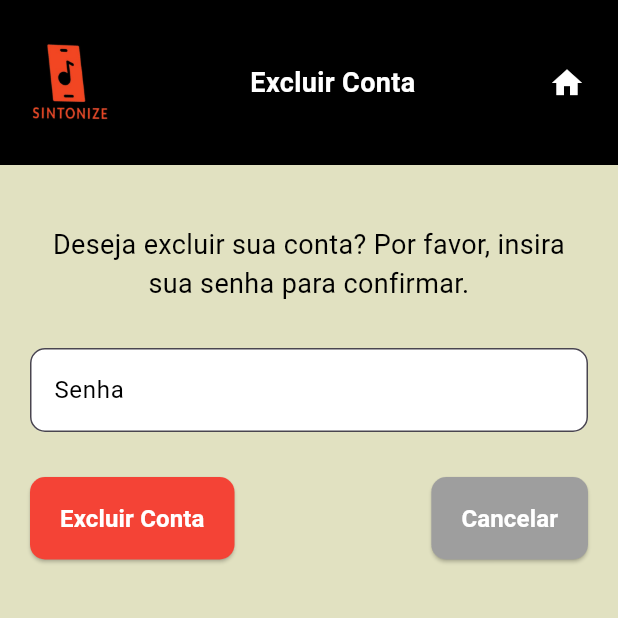
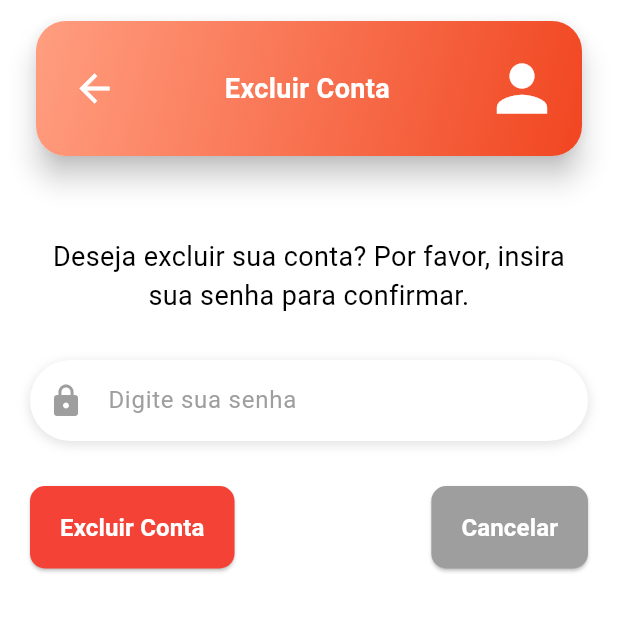
Before and after one commit to MarcosNeto14/Sintonize, a Flutter app: the ExcluirContaScreen screen opened directly, on a phone screen of 412 x 824 dp, the top half of it. Run offline on Flutter 3.47's test engine with Material 3 defaults, Android fonts, the phone set to English and light mode, and no system bars; our stand-ins replace cloud_firestore, firebase_auth, firebase_core, google_maps_flutter; accounts and stored records are empty; Roboto replaces fonts that are missing (Piazzolla, Poppins).

Commit message:
visual excluir conta

```diff
--- a/lib/excluir-conta.dart
+++ b/lib/excluir-conta.dart
@@ -1,7 +1,7 @@
 import 'package:firebase_auth/firebase_auth.dart';
 import 'package:flutter/material.dart';
-import 'main.dart'; // Sua tela inicial
-import 'usuario.dart'; // Tela do usuário
+import 'main.dart';
+import 'usuario.dart';
 
 class ExcluirContaScreen extends StatefulWidget {
   const ExcluirContaScreen({super.key});
@@ -16,33 +16,22 @@ class _ExcluirContaScreenState extends State<ExcluirContaScreen> {
 
   Future<void> _excluirConta() async {
     try {
-      // Recupera o usuário atual
       User? user = _auth.currentUser;
-
       if (user == null) {
         _mostrarMensagem("Nenhum usuário logado.");
         return;
       }
-
       String senha = _senhaController.text;
-
-      // Verifique se a senha está correta
-      // O Firebase Auth não permite verificar diretamente a senha, então vamos reautenticar o usuário
       AuthCredential credential = EmailAuthProvider.credential(
         email: user.email!,
         password: senha,
       );
 
       try {
-        // Reautentica o usuário com a senha fornecida
         await user.reauthenticateWithCredential(credential);
-
-        // Se a senha estiver correta, exclui a conta
         await user.delete();
-
         _mostrarMensagem(
             'Conta excluída com sucesso, retornando para a tela inicial');
-
         Future.delayed(const Duration(seconds: 3), () {
           Navigator.pushReplacement(
             context,
@@ -61,7 +50,6 @@ class _ExcluirContaScreenState extends State<ExcluirContaScreen> {
     }
   }
 
-  // Função para exibir uma mensagem de SnackBar
   void _mostrarMensagem(String mensagem) {
     ScaffoldMessenger.of(context).showSnackBar(
       SnackBar(
@@ -74,45 +62,61 @@ class _ExcluirContaScreenState extends State<ExcluirContaScreen> {
   @override
   Widget build(BuildContext context) {
     return Scaffold(
-      backgroundColor: const Color(0xFFE1E1C1),
+      backgroundColor: Colors.white,
       body: Column(
         children: [
-          Container(
-            padding: const EdgeInsets.symmetric(horizontal: 10, vertical: 20),
-            color: Colors.black,
-            child: Row(
-              mainAxisAlignment: MainAxisAlignment.spaceBetween,
-              children: [
-                Image.asset(
-                  'assets/logo-sintoniza.png',
-                  width: 70,
-                  height: 70,
+          Padding(
+            padding: const EdgeInsets.symmetric(horizontal: 20, vertical: 10),
+            child: Card(
+              elevation: 8,
+              shape: RoundedRectangleBorder(
+                borderRadius: BorderRadius.circular(20),
               ),
-                const Expanded(
-                  child: Padding(
-                    padding: EdgeInsets.only(left: 10),
-                    child: Text(
-                      'Excluir Conta',
-                      textAlign: TextAlign.center,
-                      style: TextStyle(
-                        color: Colors.white,
-                        fontSize: 18,
-                        fontWeight: FontWeight.bold,
+              child: Container(
+                padding: const EdgeInsets.symmetric(
+                  vertical: 20,
+                  horizontal: 15,
+                ),
+                decoration: BoxDecoration(
+                  borderRadius: BorderRadius.circular(20),
+                  gradient: const LinearGradient(
+                    colors: [
+                      Color(0xFFFF9E80),
+                      Color(0xFFF14621),
+                    ],
+                    begin: Alignment.topLeft,
+                    end: Alignment.bottomRight,
                   ),
                 ),
-                  ),
-                ),
+                child: Row(
+                  children: [
                     IconButton(
-                  icon: const Icon(Icons.home, color: Colors.white),
+                      icon: const Icon(Icons.arrow_back,
+                          color: Colors.white, size: 30),
                       onPressed: () {
-                    Navigator.push(
+                        Navigator.pushReplacement(
                           context,
                           MaterialPageRoute(
                             builder: (context) => const UsuarioScreen()),
                         );
                       },
                     ),
+                    Expanded(
+                      child: Text(
+                        'Excluir Conta',
+                        textAlign: TextAlign.center,
+                        style: const TextStyle(
+                          color: Colors.white,
+                          fontSize: 18,
+                          fontFamily: 'Poppins',
+                          fontWeight: FontWeight.bold,
+                        ),
+                      ),
+                    ),
+                    const Icon(Icons.person, color: Colors.white, size: 50),
                   ],
+                ),
+              ),
             ),
           ),
           const SizedBox(height: 40),
@@ -130,17 +134,31 @@ class _ExcluirContaScreenState extends State<ExcluirContaScreen> {
           const SizedBox(height: 30),
           Padding(
             padding: const EdgeInsets.symmetric(horizontal: 20),
+            child: Container(
+              decoration: BoxDecoration(
+                color: Colors.white,
+                borderRadius: BorderRadius.circular(30),
+                boxShadow: [
+                  BoxShadow(
+                    color: Colors.black.withOpacity(0.1),
+                    spreadRadius: 1,
+                    blurRadius: 5,
+                    offset: const Offset(0, 2),
+                  ),
+                ],
+              ),
               child: TextField(
                 controller: _senhaController,
                 obscureText: true,
                 decoration: InputDecoration(
-                labelText: 'Senha',
-                labelStyle: const TextStyle(color: Colors.black),
-                filled: true,
-                fillColor: Colors.white,
-                border: OutlineInputBorder(
-                  borderRadius: BorderRadius.circular(10),
-                  borderSide: const BorderSide(color: Colors.black),
+                  hintText: 'Digite sua senha',
+                  hintStyle: const TextStyle(color: Colors.grey),
+                  border: InputBorder.none,
+                  prefixIcon: const Icon(Icons.lock, color: Colors.grey),
+                  contentPadding: const EdgeInsets.symmetric(
+                    vertical: 15,
+                    horizontal: 20,
+                  ),
                 ),
               ),
             ),
```
Lines whose indentation alone changed are shown as unchanged.
